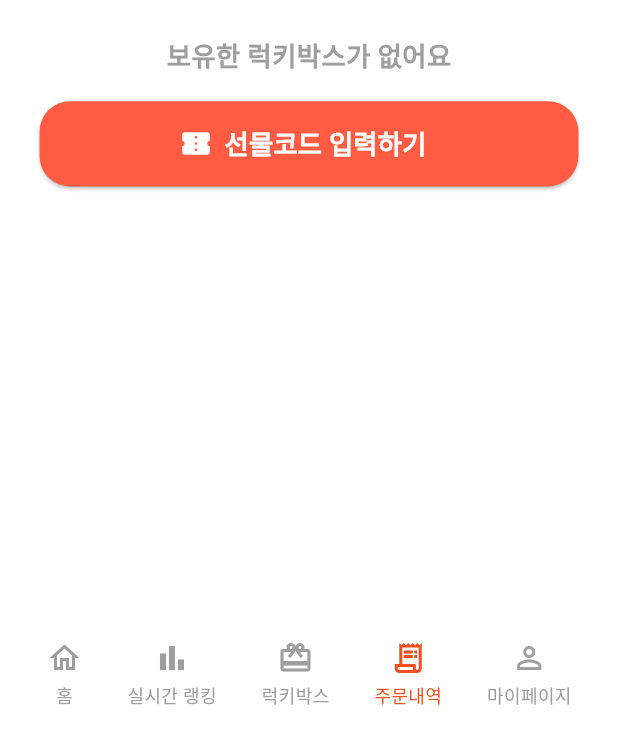
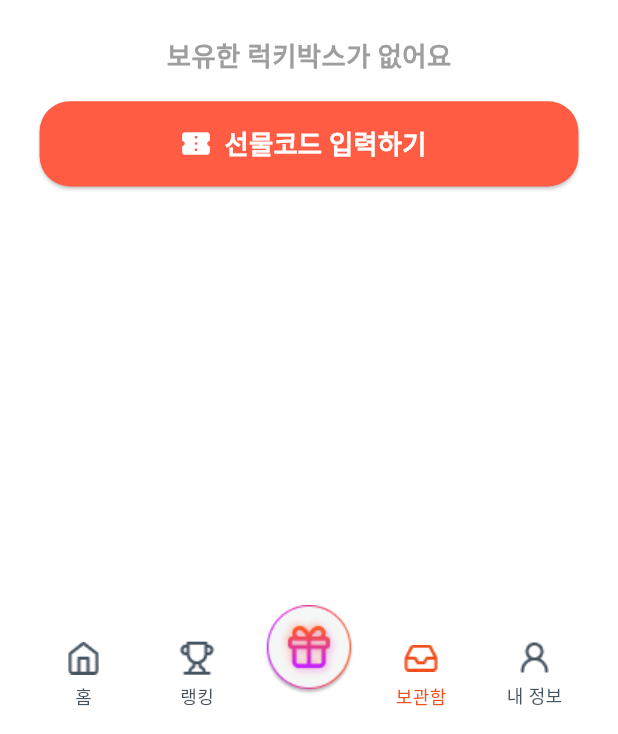
Before and after one commit to hshy1839/lucky_pang, a Flutter app: the MainScreenWithFooter screen opened by its route, swiped to page 3, on a phone screen of 412 x 824 dp, the part 502-1236 px from its top. Run offline on Flutter 3.47's test engine with Material 3 defaults, Android fonts, the phone set to English and light mode, and no system bars; our stand-ins replace carousel_slider, flutter_screenutil, flutter_secure_storage, image_picker, share_plus, shared_preferences and 1 more; missing offline and left inert: kakao_flutter_sdk_user; accounts and stored records are empty; network calls fail; Roboto replaces fonts that are missing (pretendard-regular); statements that could not run were skipped.

Commit message:
feat:footer ui 작업

```diff
--- a/lib/footer.dart
+++ b/lib/footer.dart
@@ -2,78 +2,106 @@ import 'package:flutter/material.dart';
 
 class Footer extends StatelessWidget {
   final Function(int) onTabTapped;
-  final int selectedIndex; // 현재 선택된 탭의 인덱스 추가
+  final int selectedIndex;
 
   Footer({required this.onTabTapped, required this.selectedIndex});
 
   @override
   Widget build(BuildContext context) {
-    return BottomAppBar(
-      color: Colors.white, // Footer 배경 색상 설정
+    return SizedBox(
+      height: 96, // Footer 전체 높이
+      child: Stack(
+        clipBehavior: Clip.none,
+        alignment: Alignment.bottomCenter,
+        children: [
+          // 하단 바
+          BottomAppBar(
+            color: Colors.white,
+            child: SizedBox(
+              height: 68,
               child: Row(
-        mainAxisAlignment: MainAxisAlignment.spaceAround,
+                mainAxisAlignment: MainAxisAlignment.spaceEvenly,
                 children: [
-          // 홈 탭
                   _buildFooterItem(
                     context,
-            icon: Icons.home_outlined,
+                    imagePath: 'assets/icons/footer_icons/home_icon.png',
                     label: '홈',
                     index: 0,
                   ),
-          // 1:1 문의 탭
-
                   _buildFooterItem(
                     context,
-            icon: Icons.bar_chart,
-            label: '실시간 랭킹',
+                    imagePath: 'assets/icons/footer_icons/trophy_icon.png',
+                    label: '랭킹',
                     index: 1,
+                  ),
+                  SizedBox(width: 70), // 중앙 럭키박스 자리 확보
+                  _buildFooterItem(
+                    context,
+                    imagePath: 'assets/icons/footer_icons/inbox_icon.png',
+                    label: '보관함',
+                    index: 2,
                   ),
                   _buildFooterItem(
                     context,
-            icon: Icons.card_giftcard_outlined,
-            label: '럭키박스',
-            index: 4,
+                    imagePath: 'assets/icons/footer_icons/user-round_icon.png',
+                    label: '내 정보',
+                    index: 3,
                   ),
-          // 구매내역 탭
-          _buildFooterItem(
-            context,
-            icon: Icons.receipt_long_outlined,
-            label: '주문내역',
-            index: 2,
+                ],
               ),
-          // 마이페이지 탭
-          _buildFooterItem(
-            context,
-            icon: Icons.person_outline,
-            label: '마이페이지',
-            index: 3,
+            ),
+          ),
+
+          // 중앙 럭키박스 (위로 띄우기)
+          Positioned(
+            top: 5, // 96 - 68 = 28 → 위로 튀어나오도록
+            child: GestureDetector(
+              onTap: () => onTabTapped(4),
+              child: Image.asset(
+                'assets/icons/footer_icons/boxButton_icon.png',
+                width: 70,
+                height: 70,
+              ),
+            ),
           ),
         ],
       ),
     );
   }
 
-  // Footer 아이템 빌드 함수
-  Widget _buildFooterItem(BuildContext context, {required IconData icon, required String label, required int index}) {
+  Widget _buildFooterItem(
+      BuildContext context, {
+        required String imagePath,
+        required String label,
+        required int index,
+      }) {
+    final isSelected = selectedIndex == index;
+    final color = isSelected ? Theme.of(context).primaryColor : const Color(0xFF465461);
+
     return GestureDetector(
-      onTap: () => onTabTapped(index), // 탭을 눌렀을 때 해당 인덱스 호출
+      onTap: () => onTabTapped(index),
+      child: SizedBox(
+        width: 72, // 디자이너 기준 138/2 or 65~72 사이에서 균형
         child: Column(
           mainAxisAlignment: MainAxisAlignment.center,
           children: [
-          Icon(
-            icon,
-            color: selectedIndex == index ? Theme.of(context).primaryColor : Colors.grey, // 선택된 경우 검은색
+            Image.asset(
+              imagePath,
+              width: 25,
+              height: 25,
+              color: color,
             ),
-          SizedBox(height: 4), // 아이콘과 텍스트 사이 간격
+            const SizedBox(height: 4),
             Text(
               label,
               style: TextStyle(
-              color: selectedIndex == index ? Theme.of(context).primaryColor : Colors.grey,
-              fontSize: 12, // 텍스트 크기
+                fontSize: 12,
+                color: color,
               ),
             ),
           ],
         ),
+      ),
     );
   }
 }
--- a/lib/main.dart
+++ b/lib/main.dart
@@ -176,6 +176,7 @@ class _MainScreenWithFooterState extends State<MainScreenWithFooter> {
     ];
 
     return Scaffold(
+      extendBody: true,
       body: RefreshIndicator(
         onRefresh: _refresh,
         child: PageView(
--- a/pubspec.yaml
+++ b/pubspec.yaml
@@ -65,6 +65,11 @@ flutter:
     - assets/terms/signup_term_1.txt
     - assets/terms/signup_term_2.txt
     - assets/terms/privacy.txt
+    - assets/icons/footer_icons/home_icon.png
+    - assets/icons/footer_icons/inbox_icon.png
+    - assets/icons/footer_icons/boxButton_icon.png
+    - assets/icons/footer_icons/trophy_icon.png
+    - assets/icons/footer_icons/user-round_icon.png
 
   # An image asset can refer to one or more resolution-specific "variants", see
   # https://flutter.dev/to/resolution-aware-images
```
Also changed, not shown: assets/icons/footer_icons/boxButton_icon.png (added), assets/icons/footer_icons/home_icon.png (added), assets/icons/footer_icons/inbox_icon.png (added), assets/icons/footer_icons/trophy_icon.png (added), assets/icons/footer_icons/user-round_icon.png (added). Lines whose indentation alone changed are shown as unchanged.
